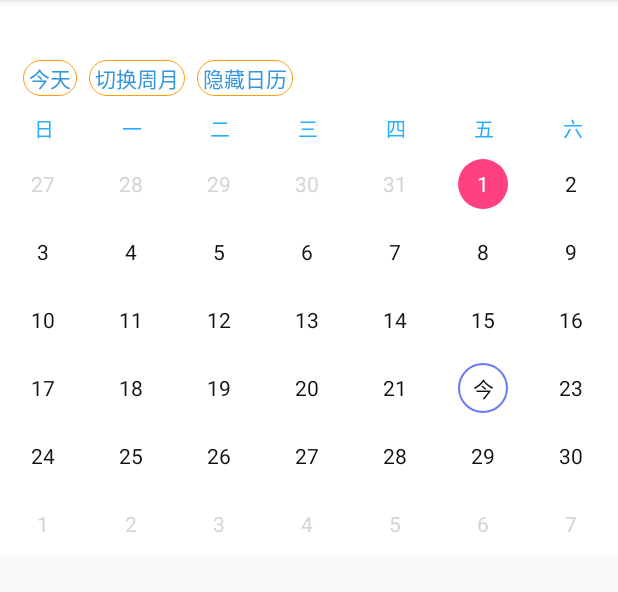
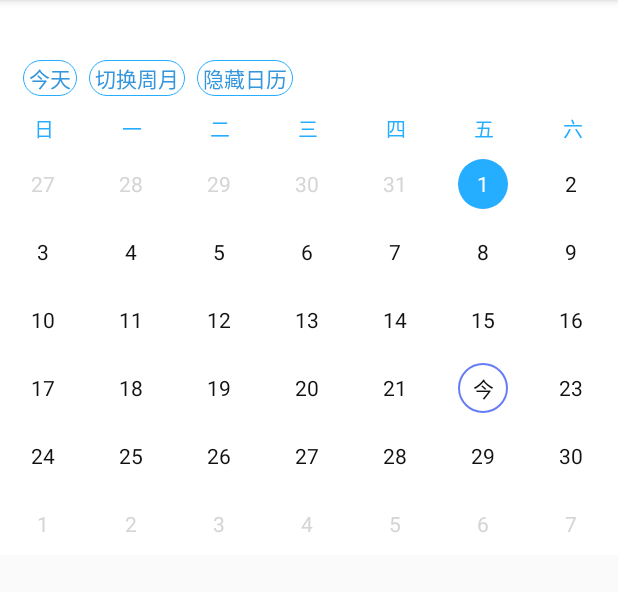
Before and after one commit to alibaba-archive/calendar-picker, an Android app: the screen it shows after launch (Example2Activity), on a phone screen of 412 x 824 dp, the part 84-676 px from its top. Run offline under Robolectric (Android 15) with nearby library versions, the phone set to English and light mode, and no system bars.

```diff
--- a/calendar/src/main/java/com/ldf/calendar/component/CalendarViewAdapter.java
+++ b/calendar/src/main/java/com/ldf/calendar/component/CalendarViewAdapter.java
@@ -74,7 +74,7 @@ public class CalendarViewAdapter extends PagerAdapter {
 
         if (calendars.get(position % calendars.size()) instanceof Calendar) {
             date = calendars.get(position % calendars.size()).getSeedDate();
-            Log.i("onPageSelected--Primary", date + "--" + position);
+
             notifyDataChanged(date);
 
             if (pickerListener != null) {
--- a/calendar/src/main/res/values/colors.xml
+++ b/calendar/src/main/res/values/colors.xml
@@ -2,5 +2,5 @@
 <resources>
     <color name="colorPrimary">#677df7</color>
     <color name="colorPrimaryDark">#303F9F</color>
-    <color name="colorAccent">#FF4081</color>
+    <color name="colorAccent">#ff25adff</color>
 </resources>
--- a/example/src/main/java/com/hqyxjy/ldf/supercalendar/Example2Activity.java
+++ b/example/src/main/java/com/hqyxjy/ldf/supercalendar/Example2Activity.java
@@ -4,6 +4,8 @@ import android.os.Bundle;
 import android.support.v7.app.AppCompatActivity;
 import android.util.Log;
 import android.view.View;
+import android.view.animation.AlphaAnimation;
+import android.view.animation.Animation;
 import android.widget.TextView;
 import android.widget.Toast;
 
@@ -17,7 +19,6 @@ import java.util.Date;
 public class Example2Activity extends AppCompatActivity implements PickerListener {
 
     private TextView textViewYearDisplay;
-    private TextView textViewMonthDisplay;
     private View scrollSwitch;
     private TextView backToday;
     private TextView hideView;
@@ -31,7 +32,6 @@ public class Example2Activity extends AppCompatActivity implements PickerListene
 
         scrollSwitch = findViewById(R.id.scroll_switch);
         textViewYearDisplay = (TextView) findViewById(R.id.show_year_view);
-        textViewMonthDisplay = (TextView) findViewById(R.id.show_month_view);
         backToday = (TextView) findViewById(R.id.back_today_button);
         hideView = (TextView) findViewById(R.id.hide_view);
 
@@ -54,6 +54,13 @@ public class Example2Activity extends AppCompatActivity implements PickerListene
                 pickerFragment.changeMode();
             }
         });
+
+        hideView.setOnClickListener(new View.OnClickListener() {
+            @Override
+            public void onClick(View v) {
+                pickerFragment.setCalendarIsVisible();
+            }
+        });
     }
 
     @Override
--- a/example/src/main/res/drawable/button_bg.xml
+++ b/example/src/main/res/drawable/button_bg.xml
@@ -2,5 +2,5 @@
 <shape xmlns:android="http://schemas.android.com/apk/res/android" >
     <solid android:color="@android:color/transparent"></solid>
     <corners android:radius="25dip"></corners>
-    <stroke android:width="1px" android:color="#ff9c0e"></stroke>
+    <stroke android:width="1px" android:color="#ff25adff"></stroke>
 </shape>
--- a/example/src/main/res/drawable/view_syllabus_active_mark_background.xml
+++ b/example/src/main/res/drawable/view_syllabus_active_mark_background.xml
@@ -3,7 +3,7 @@
     xmlns:android= "http://schemas.android.com/apk/res/android"
     android:shape= "oval"
     android:useLevel= "false" >
-    <solid android:color= "#ffff9c0e" />
+    <solid android:color= "#ff25adff" />
     <size android:width= "4dp"
         android:height= "4dp" />
 </shape>
--- a/example/src/main/res/values/colors.xml
+++ b/example/src/main/res/values/colors.xml
@@ -2,5 +2,5 @@
 <resources>
     <color name="colorPrimary">#677df7</color>
     <color name="colorPrimaryDark">#303F9F</color>
-    <color name="colorAccent">#FF4081</color>
+    <color name="colorAccent">#ff25adff</color>
 </resources>
```
Also changed, not shown: calendar/src/main/java/com/ldf/calendar/view/CalendarPickerFragment.java (+23 -0 lines), example/src/main/java/com/hqyxjy/ldf/supercalendar/ExampleActivity.java (+12 -0 lines), 1 other file.
